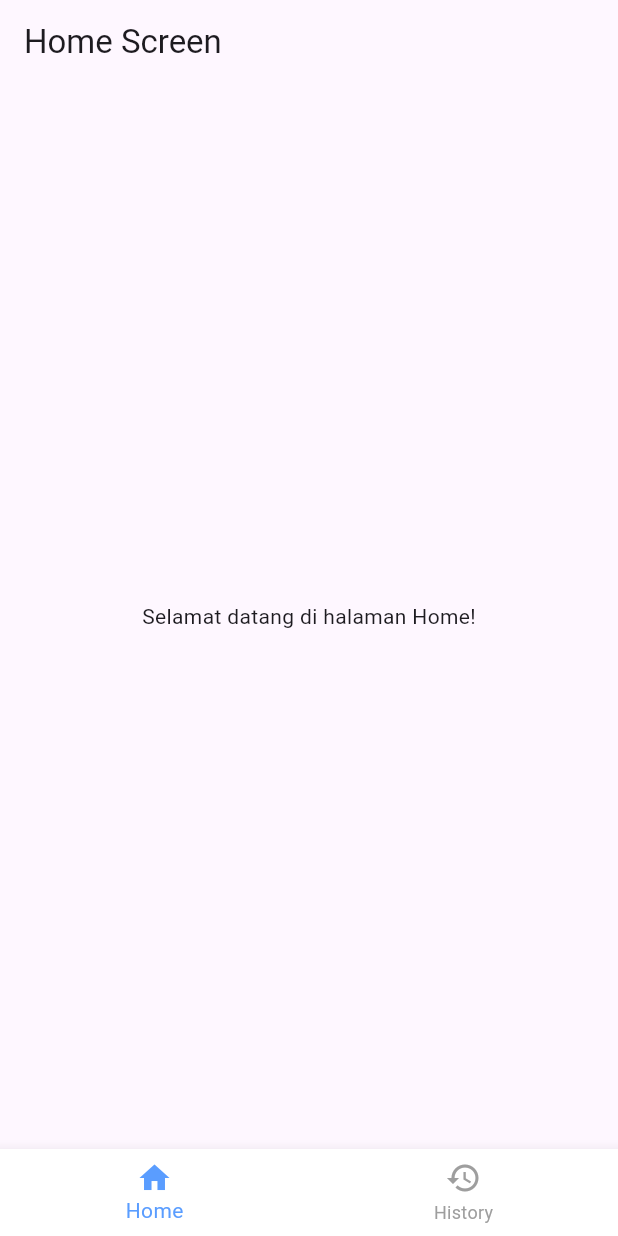
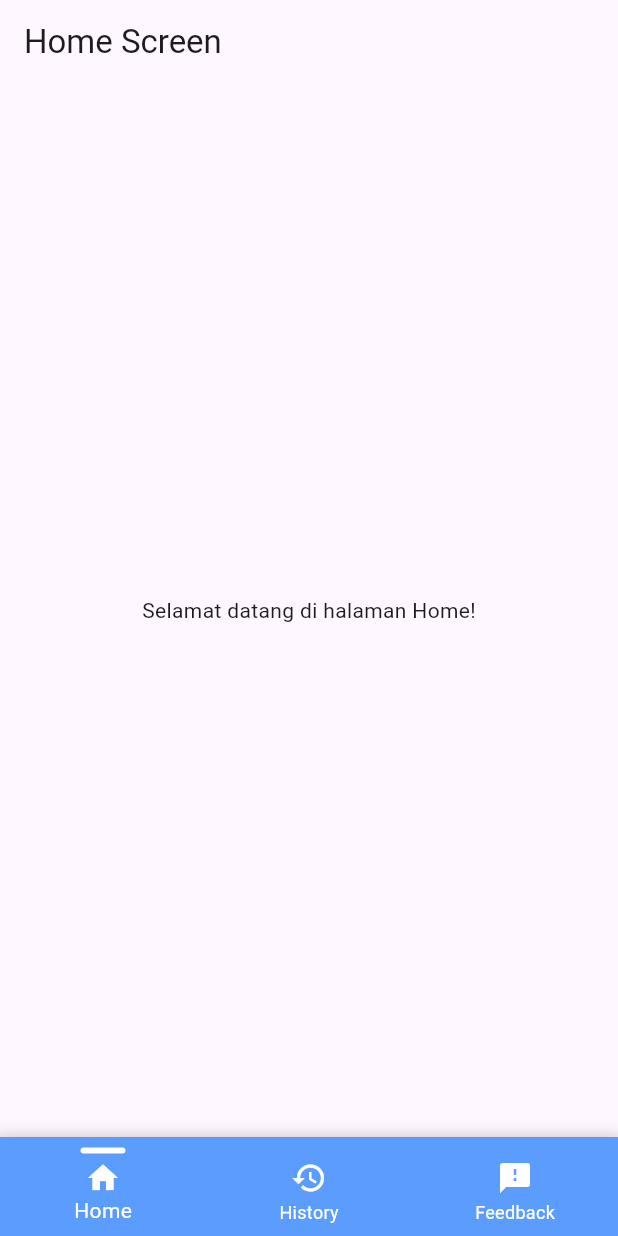
Before and after one commit to Wapikkk/HypecarePKMKC, a Flutter app: the MainScreen screen opened directly, on a phone screen of 412 x 824 dp. Run offline on Flutter 3.47's test engine with Material 3 defaults, Android fonts, the phone set to English and light mode, and no system bars.

Commit message:
fix navbar

```diff
--- /dev/null
+++ b/lib/ui/feedback_screen.dart
@@ -0,0 +1,13 @@
+import 'package:flutter/material.dart';
+
+class FeedbackScreen extends StatelessWidget {
+  @override
+  Widget build(BuildContext context) {
+    return Scaffold(
+      appBar: AppBar(title: const Text('Feedback Screen')), // AppBar bisa di setiap halaman
+      body: const Center(
+        child: Text('Selamat datang di halaman Feedback!'),
+      ),
+    );
+  }
+}
--- a/lib/ui/navigation_bar.dart
+++ b/lib/ui/navigation_bar.dart
@@ -1,6 +1,7 @@
 import 'package:flutter/material.dart';
 import 'package:hypecare_pkmkc/ui/home_screen.dart';
 import 'package:hypecare_pkmkc/ui/history_screen.dart';
+import 'package:hypecare_pkmkc/ui/feedback_screen.dart';
 
 class MainScreen extends StatefulWidget {
   const MainScreen({super.key});
@@ -15,6 +16,7 @@ class _MainScreenState extends State<MainScreen> {
   final List<Widget> _pages = [
     HomeScreen(),
     HistoryScreen(),
+    FeedbackScreen(),
   ];
 
   void _onItemTapped(int index) {
@@ -23,27 +25,90 @@ class _MainScreenState extends State<MainScreen> {
     });
   }
 
+  static const Color _primaryBlue = Color.fromRGBO(90, 157, 255, 1);
+  static const Color _indicatorColor = Colors.white;
+
   @override
   Widget build(BuildContext context) {
     return Scaffold(
       body: _pages[_selectedIndex],
-      bottomNavigationBar: BottomNavigationBar(
-        items: const <BottomNavigationBarItem>[
+      bottomNavigationBar: Container(
+        decoration: const BoxDecoration(
+          color: _primaryBlue,
+          boxShadow: [
+            BoxShadow(
+              color: Colors.black12,
+              blurRadius: 8.0,
+              spreadRadius: 2.0,
+            ),
+          ],
+        ),
+        child: BottomNavigationBar(
+          items: <BottomNavigationBarItem>[
             BottomNavigationBarItem(
-            icon: Icon(Icons.home),
+              icon: Column(
+                children: [
+                  AnimatedContainer(
+                    duration: const Duration(milliseconds: 200),
+                    height: 4,
+                    width: _selectedIndex == 0 ? 30 : 0,
+                    decoration: BoxDecoration(
+                      color: _indicatorColor,
+                      borderRadius: BorderRadius.circular(2),
+                    ),
+                  ),
+                  const SizedBox(height: 4),
+                  Icon(Icons.home, color: _indicatorColor),
+                ],
+              ),
               label: 'Home',
             ),
              BottomNavigationBarItem(
-            icon: Icon(Icons.history),
+              icon: Column(
+                children: [
+                  // Indikator garis di atas
+                  AnimatedContainer(
+                    duration: const Duration(milliseconds: 200),
+                    height: 4,
+                    width: _selectedIndex == 1 ? 30 : 0,
+                    decoration: BoxDecoration(
+                      color: _indicatorColor,
+                      borderRadius: BorderRadius.circular(2),
+                    ),
+                  ),
+                  const SizedBox(height: 4),
+                  Icon(Icons.history),
+                ],
+              ),
               label: 'History',
+            ),
+            BottomNavigationBarItem(
+              icon: Column(
+                children: [
+                  // Indikator garis di atas
+                  AnimatedContainer(
+                    duration: const Duration(milliseconds: 200),
+                    height: 4,
+                    width: _selectedIndex == 2 ? 30 : 0,
+                    decoration: BoxDecoration(
+                      color: _indicatorColor,
+                      borderRadius: BorderRadius.circular(2),
+                    ),
+                  ),
+                  const SizedBox(height: 4),
+                  Icon(Icons.feedback),
+                ],
+              ),
+              label: 'Feedback',
             ),
           ],
           currentIndex: _selectedIndex,
-        selectedItemColor: const Color.fromRGBO(90, 157, 255, 1),
-        unselectedItemColor: Colors.grey,
+          selectedItemColor: _indicatorColor,
+          unselectedItemColor: _indicatorColor,
           onTap: _onItemTapped,
-        backgroundColor: Colors.white,
+          backgroundColor: _primaryBlue,
           type: BottomNavigationBarType.fixed,
+        ),
       ),
     );
   }
```
Lines whose indentation alone changed are shown as unchanged.
